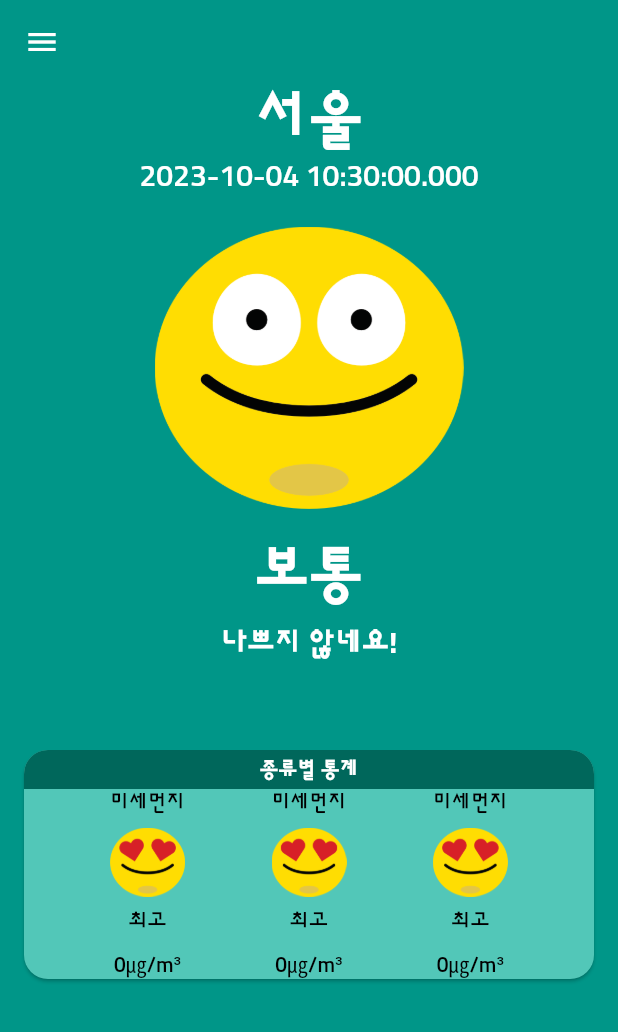
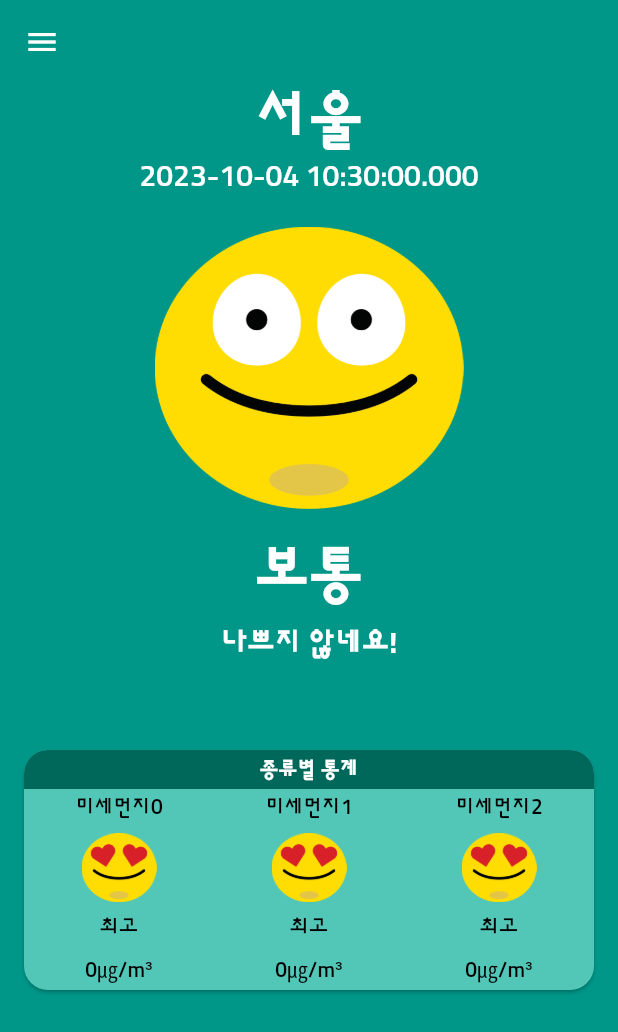
Before and after one commit to DongWooKim97/particulate_matter_app, a Flutter app: the screen it shows after launch, on a phone screen of 412 x 824 dp. Shown: the top 1032 px of the screen. Run offline on Flutter 3.47's test engine with Material 2 defaults, Android fonts, the phone set to English and light mode, and no system bars.

Commit message:
feat: CategoryCard 정리하기

```diff
--- /dev/null
+++ b/lib/component/category_card.dart
@@ -0,0 +1,88 @@
+import 'package:flutter/material.dart';
+
+import '../constant/colors.dart';
+import 'main_stat.dart';
+
+class CategoryCard extends StatelessWidget {
+  const CategoryCard({Key? key}) : super(key: key);
+
+  @override
+  Widget build(BuildContext context) {
+    return SizedBox(
+      height: 160,
+      child: Card(
+        margin: const EdgeInsets.symmetric(horizontal: 16.0),
+        // 양쪽에 다 설정할 수 있는게 symnetric
+        shape: const RoundedRectangleBorder(
+          borderRadius: BorderRadius.all(// 카드를 한번에 깎기
+              Radius.circular(16.0) // 카드를 한번에 깎기
+              ),
+        ),
+        // ShapeBorder --> Abstract Class , extend하는 애들만 사용가능
+        color: lightColor,
+        child: LayoutBuilder(
+          builder: (context, constraint) {
+            return Column(
+              crossAxisAlignment: CrossAxisAlignment.stretch,
+              children: [
+                Container(
+                  decoration: const BoxDecoration(
+                      color: darkColor,
+                      borderRadius: BorderRadius.only(
+                        topLeft: Radius.circular(16.0),
+                        topRight: Radius.circular(16.0),
+                      )),
+                  child: const Padding(
+                    padding: EdgeInsets.all(4.0),
+                    child: Text(
+                      '종류별 통계',
+                      style: TextStyle(
+                        color: Colors.white,
+                        fontWeight: FontWeight.w700,
+                      ),
+                      textAlign: TextAlign.center,
+                    ),
+                  ),
+                ),
+                //스크롤 가능한 위젯들은 Column안에서 썼을때 무조건 Expanded안에 넣어줘야한다 무조건!!!!
+                Expanded(
+                  child: ListView(
+                    // 디폴트는 수직 vertical // 처음에 이렇게만 설정하면 아래와 같은 오류 발생
+                    // Horizontal viewport was given unbounded height. -> 리스트뷰의 높이가 무한정으로 늘어났다.unbounded
+                    scrollDirection: Axis.horizontal,
+                    physics: PageScrollPhysics(),
+                    // 일일이 넘기는 스크롤이 아닌 페이지형식으로 넘기는 스크롤로 만듬.
+                    children: List.generate(
+                      20,
+                      (index) => MainStat(
+                          category: '미세먼지$index',
+                          imgPath: 'asset/img/best.png',
+                          level: '최고',
+                          stat: '0㎍/m³',
+                          width: constraint.maxWidth / 3,
+                      ),
+                    ),
+                  ),
+                )
+              ],
+            );
+          }
+        ),
+      ),
+    );
+  }
+}
+
+
+/*
+스크린 사이즈는 핸드폰 혹은 기종별로 사이즈가 다 다르다. 그렇기 때문에 해당 기종에 스크린 사이즈에 맞출 수 있는 위젯이 있다.
+>> LayoutBuilder
+Context말고도 Constraint라는 것을줌
+
+constraint에는 maxHeight + minHeight / minWidth + minWidth가 있음.
+최대/소 높이 너비 제공
+이 레이아웃 빌더가 차지하고 있는 공간을 기준으로 사용할 수 있다.
+우리 코드에서는 Card가 LayoutBuilder를 차지하고 있기 때문에 LayoutBuilder에서 constraint.maxHeight를 사용하면
+기종별로 달라지는 width, height값을 사용할 수 있다.
+
+ */
--- a/lib/component/main_stat.dart
+++ b/lib/component/main_stat.dart
@@ -13,11 +13,15 @@ class MainStat extends StatelessWidget {
   // 오염 수치
   final String stat;
 
+  //너비
+  final double width;
+
   const MainStat({
     required this.category,
     required this.imgPath,
     required this.level,
     required this.stat,
+    required this.width,
     Key? key,
   }) : super(key: key);
 
@@ -27,13 +31,18 @@ class MainStat extends StatelessWidget {
       color: Colors.black,
     );
 
-    return Column(
+    return SizedBox(
+      width: width,
+      child: Column(
+        mainAxisAlignment: MainAxisAlignment.center,
         children: [
           Text(
             category,
             style: ts,
           ),
-        const SizedBox(height: 8.0),
+          const SizedBox(
+            height: 8.0,
+          ),
           Image.asset(
             imgPath,
             width: 50.0,
@@ -49,6 +58,7 @@ class MainStat extends StatelessWidget {
             style: ts,
           ),
         ],
+      ),
     );
   }
 }
--- a/lib/screen/home_screen.dart
+++ b/lib/screen/home_screen.dart
@@ -1,4 +1,5 @@
 import 'package:flutter/material.dart';
+import 'package:particulate_matter_app/component/category_card.dart';
 import 'package:particulate_matter_app/component/main_app_bar.dart';
 import 'package:particulate_matter_app/component/main_stat.dart';
 import 'package:particulate_matter_app/constant/colors.dart';
@@ -10,7 +11,7 @@ class HomeScreen extends StatelessWidget {
 
   @override
   Widget build(BuildContext context) {
-    return Scaffold(
+    return const Scaffold(
       backgroundColor: primaryColor,
       drawer: MainDrawer(),
       body: SafeArea(
@@ -18,66 +19,12 @@ class HomeScreen extends StatelessWidget {
           slivers: [
             MainAppBar(),
             SliverToBoxAdapter(
+              // Sliver안 위젯 위치 배정 -> 그대로 Stay
               // Sliver안에 Sliver화 해서 넣을 수 있게 해주는 위젯
               child: Column(
                 crossAxisAlignment: CrossAxisAlignment.stretch,
                 children: [
-                  Card(
-                    margin: EdgeInsets.symmetric(horizontal: 16.0), // 양쪽에 다 설정할 수 있는게 symnetric
-                    shape:  RoundedRectangleBorder(
-                      borderRadius: BorderRadius.all( // 카드를 한번에 깎기
-                        Radius.circular(16.0)          // 카드를 한번에 깎기
-                      ),
-                    ) , // ShapeBorder --> Abstract Class , extend하는 애들만 사용가능
-                    color: lightColor,
-                    child: Column(
-                      crossAxisAlignment: CrossAxisAlignment.stretch,
-                      children: [
-                        Container(
-                          decoration: const BoxDecoration(
-                              color: darkColor,
-                              borderRadius: BorderRadius.only(
-                                topLeft: Radius.circular(16.0),
-                                topRight: Radius.circular(16.0),
-                              )),
-                          child: Padding(
-                            padding: const EdgeInsets.all(4.0),
-                            child: Text(
-                              '종류별 통계',
-                              style: TextStyle(
-                                color: Colors.white,
-                                fontWeight: FontWeight.w700,
-                              ),
-                              textAlign: TextAlign.center,
-                            ),
-                          ),
-                        ),
-                        Row(
-                          mainAxisAlignment: MainAxisAlignment.spaceEvenly,
-                          children: [
-                            MainStat(
-                              category: '미세먼지',
-                              imgPath: 'asset/img/best.png',
-                              level: '최고',
-                              stat: '0㎍/m³',
-                            ),
-                            MainStat(
-                              category: '미세먼지',
-                              imgPath: 'asset/img/best.png',
-                              level: '최고',
-                              stat: '0㎍/m³',
-                            ),
-                            MainStat(
-                              category: '미세먼지',
-                              imgPath: 'asset/img/best.png',
-                              level: '최고',
-                              stat: '0㎍/m³',
-                            ),
-                          ],
-                        )
-                      ],
-                    ),
-                  ),
+                  CategoryCard(),
                 ],
               ), // 안에 들어가는 위젯들은 다 Sliver화 돼서 들어감.
             ),
```
Lines whose indentation alone changed are shown as unchanged.
